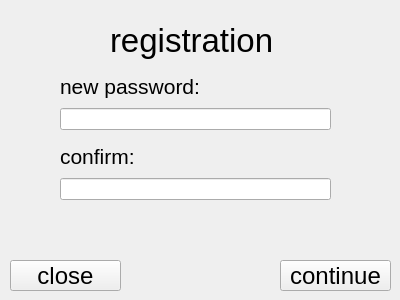
This is notes/registration.ui in mkhalez/notes as Qt 5 draws it before an edit. The edited form follows.
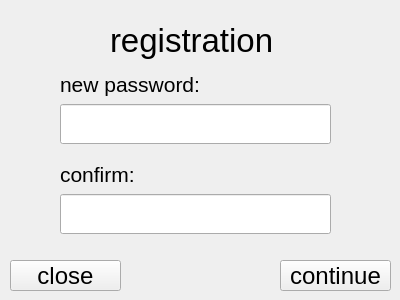
This is the edited form.

Diff of the .ui file:
```diff
--- a/notes/registration.ui
+++ b/notes/registration.ui
@@ -19,7 +19,7 @@
      <x>60</x>
      <y>70</y>
      <width>271</width>
-     <height>60</height>
+     <height>74</height>
     </rect>
    </property>
    <layout class="QVBoxLayout" name="verticalLayout">
@@ -36,7 +36,14 @@
      </widget>
     </item>
     <item>
-     <widget class="QLineEdit" name="firstPassword"/>
+     <widget class="QLineEdit" name="firstPassword">
+      <property name="minimumSize">
+       <size>
+        <width>0</width>
+        <height>40</height>
+       </size>
+      </property>
+     </widget>
     </item>
    </layout>
   </widget>
@@ -44,9 +51,9 @@
    <property name="geometry">
     <rect>
      <x>60</x>
-     <y>140</y>
+     <y>160</y>
      <width>271</width>
-     <height>60</height>
+     <height>74</height>
     </rect>
    </property>
    <layout class="QVBoxLayout" name="verticalLayout_2">
@@ -63,7 +70,14 @@
      </widget>
     </item>
     <item>
-     <widget class="QLineEdit" name="secondPassword"/>
+     <widget class="QLineEdit" name="secondPassword">
+      <property name="minimumSize">
+       <size>
+        <width>0</width>
+        <height>40</height>
+       </size>
+      </property>
+     </widget>
     </item>
    </layout>
   </widget>
```
